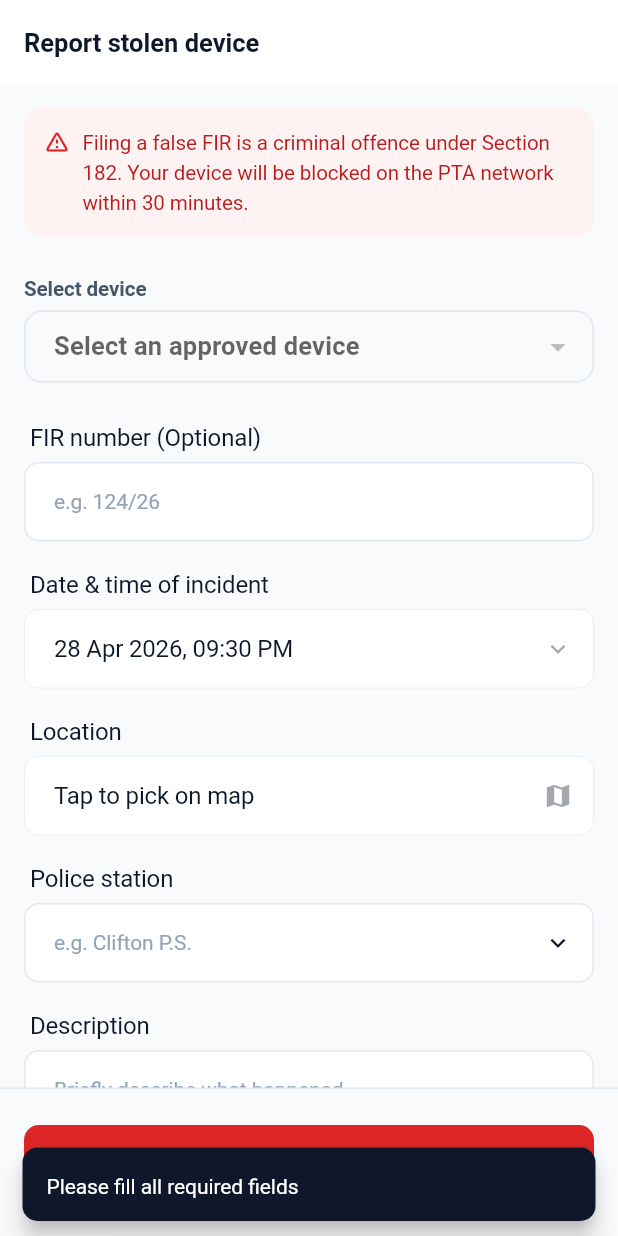
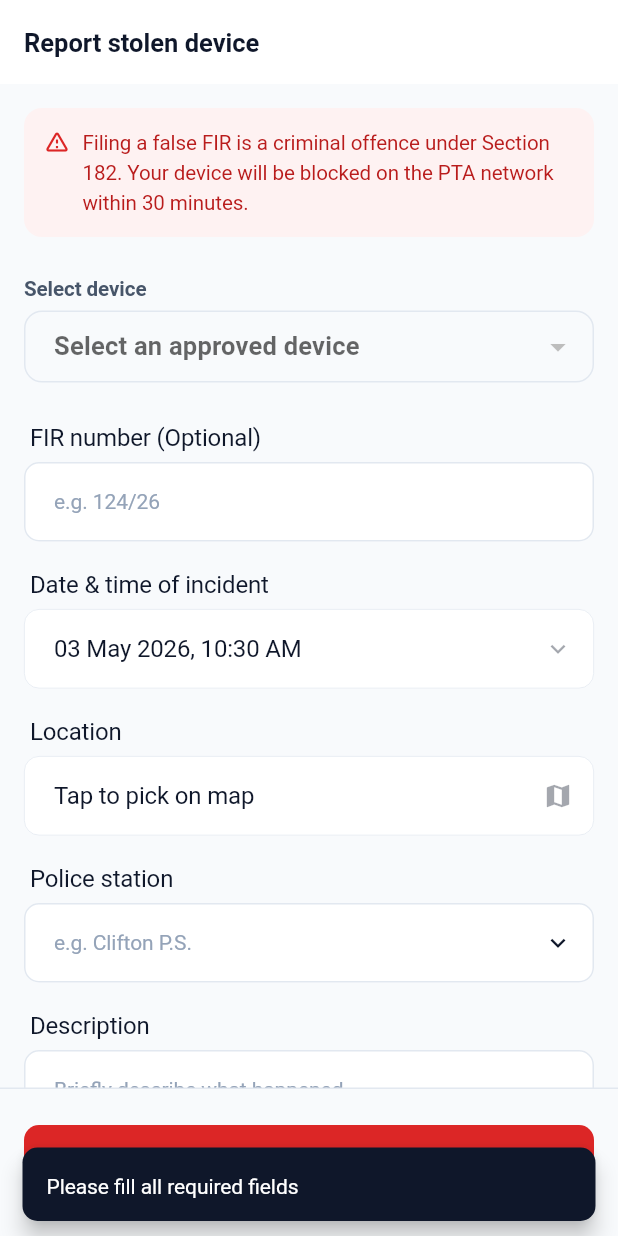
Before and after one commit to mun33b-exe/eDRMP, a Flutter app: the SubmitFirPage screen opened by its route, after a tap on "File FIR & block device", on a phone screen of 412 x 824 dp. Run offline on Flutter 3.47's test engine with Material 3 defaults, Android fonts, the phone set to English and light mode, and no system bars; our stand-ins replace connectivity_plus, firebase_core, firebase_messaging, flutter_riverpod, go_router, google_maps_flutter and 5 more; missing offline and left inert: mobile_scanner; accounts and stored records are empty; Roboto replaces fonts that are missing (Poppins).

Commit message:
fix: report stolen device page overflow and responsiveness
- Add isExpanded to DropdownButtonFormField to prevent text overflow
- Add maxLines:1 + TextOverflow.ellipsis to dropdown items
- Replace all hardcoded strings with AppStrings constants
- Fix hardcoded date to use dynamic DateFormat
- Add submitFirDeviceHint, submitFirFirNumberLabel/Hint, submitFirStationHint, submitFirProofLabel/Hint, submitFirRequired strings

```diff
--- a/lib/core/constants/app_strings.dart
+++ b/lib/core/constants/app_strings.dart
@@ -305,7 +305,14 @@ class AppStrings {
   static const String submitFirWarning =
       'Filing a false FIR is a criminal offence under Section 182. Your device will be blocked on the PTA network within 30 minutes.';
   static const String submitFirDeviceLabel = 'Select device';
+  static const String submitFirDeviceHint = 'Select an approved device';
   static const String submitFirDateLabel = 'Date & time of incident';
+  static const String submitFirFirNumberLabel = 'FIR number (Optional)';
+  static const String submitFirFirNumberHint = 'e.g. 124/26';
+  static const String submitFirStationHint = 'e.g. Clifton P.S.';
+  static const String submitFirProofLabel = 'Proof upload (FIR copy/Photos)';
+  static const String submitFirProofHint = 'Tap to upload a file';
+  static const String submitFirRequired = 'Please fill all required fields';
   static const String submitFirLocationLabel = 'Location';
   static const String submitFirStationLabel = 'Police station';
   static const String submitFirDescriptionLabel = 'Description';
--- a/lib/features/fir/presentation/submit_fir_page.dart
+++ b/lib/features/fir/presentation/submit_fir_page.dart
@@ -3,6 +3,7 @@ import 'package:flutter_riverpod/flutter_riverpod.dart';
 import 'package:go_router/go_router.dart';
 import 'package:google_maps_flutter/google_maps_flutter.dart';
 import 'package:image_picker/image_picker.dart';
+import 'package:intl/intl.dart';
 
 import '../../../core/constants/app_padding.dart';
 import '../../../core/constants/app_radius.dart';
@@ -31,7 +32,9 @@ class _SubmitFirPageState extends ConsumerState<SubmitFirPage> {
   final _policeStationCtrl = TextEditingController();
   final _descriptionCtrl = TextEditingController();
   final _firNumberCtrl = TextEditingController();
-  final _dateCtrl = TextEditingController(text: '28 Apr 2026, 09:30 PM');
+  late final _dateCtrl = TextEditingController(
+    text: DateFormat('dd MMM yyyy, hh:mm a').format(DateTime.now()),
+  );
   final _locationCtrl = TextEditingController(
     text: AppStrings.locationPickerHint,
   );
@@ -73,7 +76,7 @@ class _SubmitFirPageState extends ConsumerState<SubmitFirPage> {
   void _submit() async {
     if (_selectedDeviceId == null || _policeStationCtrl.text.isEmpty) {
       ScaffoldMessenger.of(context).showSnackBar(
-        const SnackBar(content: Text('Please fill all required fields')),
+        const SnackBar(content: Text(AppStrings.submitFirRequired)),
       );
       return;
     }
@@ -145,6 +148,7 @@ class _SubmitFirPageState extends ConsumerState<SubmitFirPage> {
                           AppSpacing.vXs,
                           DropdownButtonFormField<String>(
                             initialValue: _selectedDeviceId,
+                            isExpanded: true,
                             decoration: InputDecoration(
                               filled: true,
                               fillColor: isDark
@@ -174,7 +178,10 @@ class _SubmitFirPageState extends ConsumerState<SubmitFirPage> {
                             dropdownColor: isDark
                                 ? AppColors.darkSurfaceElevated
                                 : AppColors.card,
-                            hint: const Text('Select an approved device'),
+                            hint: const Text(
+                              AppStrings.submitFirDeviceHint,
+                              overflow: TextOverflow.ellipsis,
+                            ),
                             items: approvedDevices.map((d) {
                               return DropdownMenuItem(
                                 value: d.id,
@@ -182,6 +189,7 @@ class _SubmitFirPageState extends ConsumerState<SubmitFirPage> {
                                   '${d.brand} ${d.model} · ${d.maskedImei}',
                                   style: TextStyle(fontSize: context.responsiveFontSize(13)),
                                   overflow: TextOverflow.ellipsis,
+                                  maxLines: 1,
                                 ),
                               );
                             }).toList(),
@@ -194,16 +202,16 @@ class _SubmitFirPageState extends ConsumerState<SubmitFirPage> {
                     },
                     loading: () => const CircularProgressIndicator(),
                     error: (error, stackTrace) =>
-                        const Text('Error loading devices'),
+                        const Text(AppStrings.somethingWentWrong),
                   ),
 
                   AppSpacing.vLg,
 
                   // FIR Number (if any)
                   AppInput(
-                    label: 'FIR number (Optional)',
+                    label: AppStrings.submitFirFirNumberLabel,
                     controller: _firNumberCtrl,
-                    hintText: 'e.g. 124/26',
+                    hintText: AppStrings.submitFirFirNumberHint,
                   ),
                   AppSpacing.vMd,
 
@@ -232,7 +240,7 @@ class _SubmitFirPageState extends ConsumerState<SubmitFirPage> {
                   AppInput(
                     label: AppStrings.submitFirStationLabel,
                     controller: _policeStationCtrl,
-                    hintText: 'e.g. Clifton P.S.',
+                    hintText: AppStrings.submitFirStationHint,
                     suffix: const Icon(Icons.keyboard_arrow_down, size: 20),
                   ),
                   AppSpacing.vMd,
@@ -250,10 +258,10 @@ class _SubmitFirPageState extends ConsumerState<SubmitFirPage> {
                     onTap: _pickProof,
                     child: AbsorbPointer(
                       child: AppInput(
-                        label: 'Proof upload (FIR copy/Photos)',
+                        label: AppStrings.submitFirProofLabel,
                         enabled: false,
                         hintText: _pickedProof == null
-                            ? 'Tap to upload a file'
+                            ? AppStrings.submitFirProofHint
                             : _pickedProof!.name,
                         suffix: const Icon(Icons.upload_file, size: 20),
                       ),
```
